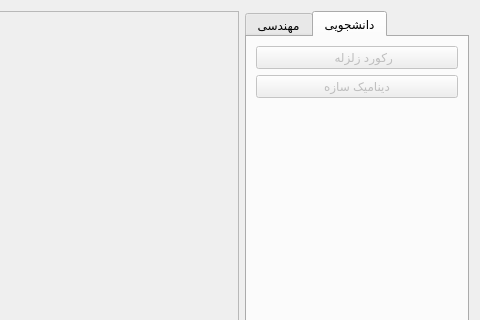
First picture: the form in main_form.ui, repository ebrahimraeyat/civilTools, before the edit; both pictures show x 157 to 637 and y 0 to 320 of the 637 by 577 pixel window.
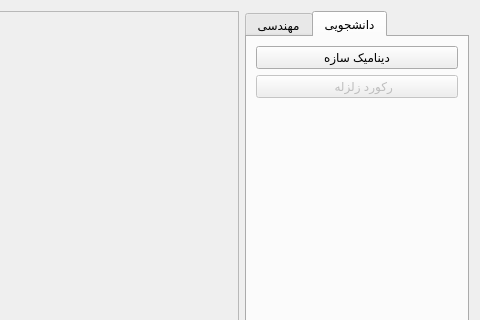
Second picture: the form after the edit. The open tabs and pages were chosen to show the change. Icons and pictures are not drawn.

Commit message: add dynamic of structures to app

```diff
--- a/main_form.ui
+++ b/main_form.ui
@@ -179,19 +179,19 @@
        </widget>
        <widget class="QWidget" name="tab_2">
         <property name="enabled">
-         <bool>false</bool>
+         <bool>true</bool>
         </property>
         <attribute name="title">
          <string>دانشجویی</string>
         </attribute>
         <layout class="QVBoxLayout" name="verticalLayout_3">
          <item>
-          <widget class="QPushButton" name="record_Button">
+          <widget class="QPushButton" name="dynamic_button">
            <property name="enabled">
-            <bool>false</bool>
+            <bool>true</bool>
            </property>
            <property name="text">
-            <string>    رکورد زلزله</string>
+            <string>دینامیک سازه</string>
            </property>
            <property name="icon">
             <iconset>
@@ -209,9 +209,12 @@
           </widget>
          </item>
          <item>
-          <widget class="QPushButton" name="dynamic_button">
+          <widget class="QPushButton" name="record_Button">
+           <property name="enabled">
+            <bool>false</bool>
+           </property>
            <property name="text">
-            <string>دینامیک سازه</string>
+            <string>    رکورد زلزله</string>
            </property>
            <property name="icon">
             <iconset>
```
Left out of the diff: 4 changed lines with no effect on the pictures. The commit also changes 1 other file.
